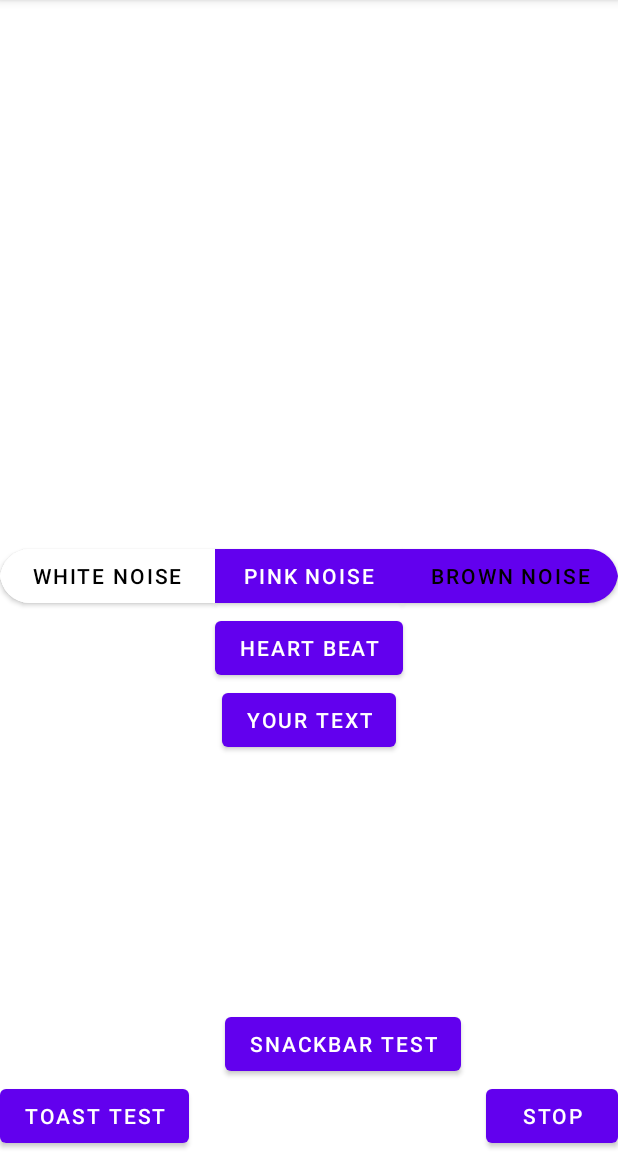
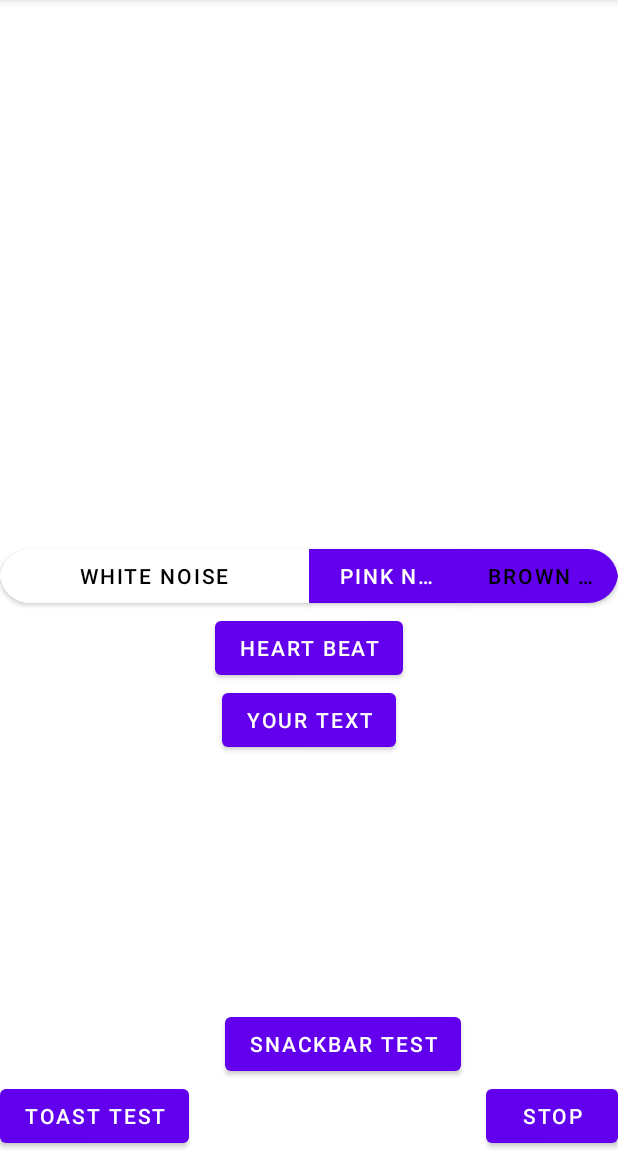
Before and after one commit to Haldyoso/CalPar, an Android app: the screen it shows after launch (MainActivity), after a tap on "STOP", on a phone screen of 412 x 824 dp, the part 84-1236 px from its top. Run offline under Robolectric (Android 15) with nearby library versions, the light colour scheme and no system bars.

Commit message:
in progress - after consultation

```diff
--- a/app/src/main/java/com/maha/calpar/MainActivity.kt
+++ b/app/src/main/java/com/maha/calpar/MainActivity.kt
@@ -10,23 +10,34 @@ import android.view.View
 import android.widget.FrameLayout
 import android.widget.Toast
 import androidx.appcompat.app.AppCompatActivity
-import androidx.appcompat.widget.ActionBarContextView
 import androidx.constraintlayout.widget.ConstraintLayout
 import com.google.android.material.snackbar.Snackbar
-import com.google.android.material.snackbar.Snackbar.make
 import kotlinx.android.synthetic.main.activity_main.*
 
 
 class MainActivity : AppCompatActivity() {
 
 
-    private var soundPool: SoundPool? = null
+    private val soundPool: SoundPool by lazy {
+        if (Build.VERSION.SDK_INT >= Build.VERSION_CODES.LOLLIPOP) {
+            val audioAttributes = AudioAttributes.Builder()
+                .setUsage(AudioAttributes.USAGE_ASSISTANCE_SONIFICATION)
+                .setContentType(AudioAttributes.CONTENT_TYPE_SONIFICATION)
+                .build()
+            SoundPool.Builder()
+                .setMaxStreams(1)
+                .setAudioAttributes(audioAttributes)
+                .build()
+        } else {
+            SoundPool(1, AudioManager.STREAM_MUSIC, 0)
+        }
+    }
+
     private var sound1 = 0
     private var sound2 = 0
     private var sound3 = 0
     private var sound4 = 0
     private var sound3StreamId = 0
-
 
 
     override fun onCreate(savedInstanceState: Bundle?) {
@@ -46,46 +57,36 @@ class MainActivity : AppCompatActivity() {
 //        }
 
 
-        soundPool = if (Build.VERSION.SDK_INT >= Build.VERSION_CODES.LOLLIPOP) {
-            val audioAttributes = AudioAttributes.Builder()
-                .setUsage(AudioAttributes.USAGE_ASSISTANCE_SONIFICATION)
-                .setContentType(AudioAttributes.CONTENT_TYPE_SONIFICATION)
-                .build()
-            SoundPool.Builder()
-                .setMaxStreams(1)
-                .setAudioAttributes(audioAttributes)
-                .build()
-        } else {
-            SoundPool(1, AudioManager.STREAM_MUSIC, 0)
+        sound1 = soundPool.load(this, R.raw.snd_white_noise_01, 1)
+        sound2 = soundPool.load(this, R.raw.snd_pink_noise_01, 1)
+        sound3 = soundPool.load(this, R.raw.snd_heart_beat_01, 1)
+        sound4 = soundPool.load(this, R.raw.snd_brown_noise_01, 1)
+
+        btnStop.setOnClickListener {
+            stopSounds()
         }
-
-        sound1 = soundPool!!.load(this, R.raw.snd_white_noise_01, 1)
-        sound2 = soundPool!!.load(this, R.raw.snd_pink_noise_01, 1)
-        sound3 = soundPool!!.load(this, R.raw.snd_heart_beat_01, 1)
-        sound4 = soundPool!!.load(this, R.raw.snd_brown_noise_01, 1)
-
-
 
         toggleButtonGroup.addOnButtonCheckedListener { toggleButtonGroup, checkedId, isChecked ->
 
+            stopSounds()
             if (isChecked) {
-                when (checkedId) {
+                sound3StreamId = when (checkedId) {
                     R.id.btnWhiteNoise -> {
-
-                        sound3StreamId = soundPool!!.play(sound2, 1f, 1f, 0, -1, 1f)
                         showToast("White toast")
+                        soundPool.play(sound2, 1f, 1f, 0, -1, 1f)
                     }
 
                     R.id.btnPinkNoise -> {
-                        stopSounds(v = View(this))
-                        sound3StreamId = soundPool!!.play(sound3, 1f, 1f, 0, -1, 1f)
                         showToast("Pink toast.")
+                        soundPool.play(sound3, 1f, 1f, 0, -1, 1f)
                     }
 
                     R.id.btnBrownNoise -> {
-                        sound3StreamId = soundPool!!.play(sound4, 1f, 1f, 0, -1, 1f)
                         loadSnack("2")
-
+                        soundPool.play(sound4, 1f, 1f, 0, -1, 1f)
+                    }
+                    else -> {
+                        error("Unknown noise")
                     }
                 }
             } else {
@@ -97,38 +98,24 @@ class MainActivity : AppCompatActivity() {
 
     }
 
+    private fun stopSounds() {
+        soundPool.stop(sound3StreamId)
+    }
 
-
-
-
-    private fun stopSounds(v: View) {
-
-//        btnDefaultDesign(v)
-        soundPool?.stop(sound3StreamId)
-    }
 
     fun showToast(str: String) {
         Toast.makeText(this, str, Toast.LENGTH_SHORT).show()
     }
 
 
+    private fun loadSnack(str: String) {
 
 
-
-    fun loadSnack(str: String) {
-
-//        var snackText = "NEED TO FIGURE IT OUT, HOW TO CHANGE ACCORDING TO CLICKED BUTTON"
-
-        val snackbar = make(ConstraintLayout(this), str, 1500)
-
-
-        val view: View = snackbar.view
-        val params = view.layoutParams as FrameLayout.LayoutParams
-        params.gravity = Gravity.TOP
-        view.layoutParams = params
-
-
-                snackbar.show()
+        Snackbar.make(root, str, 1500)
+            .apply {
+                (view.layoutParams as FrameLayout.LayoutParams).gravity = Gravity.TOP
+            }
+            .show()
     }
 
 
@@ -145,8 +132,4 @@ class MainActivity : AppCompatActivity() {
 //    }
 
 
-
-
-
-
 }
--- a/app/src/main/res/layout/activity_main.xml
+++ b/app/src/main/res/layout/activity_main.xml
@@ -3,6 +3,7 @@
     xmlns:app="http://schemas.android.com/apk/res-auto"
     xmlns:tools="http://schemas.android.com/tools"
     android:layout_width="match_parent"
+    android:id="@+id/root"
     android:layout_height="match_parent"
     tools:context=".MainActivity">
 
@@ -18,9 +19,9 @@
 
         <Button
             android:id="@+id/btnWhiteNoise"
-            android:layout_width="wrap_content"
+            android:layout_width="0dp"
             android:layout_height="wrap_content"
-            android:layout_weight="02"
+            android:layout_weight="2"
 
             android:backgroundTint="@color/button_background_color"
             android:text="@string/white_noise"
@@ -32,7 +33,7 @@
         <Button
             android:id="@+id/btnPinkNoise"
 
-            android:layout_width="wrap_content"
+            android:layout_width="0dp"
             android:layout_height="wrap_content"
 
             android:layout_weight="1"
@@ -42,7 +43,7 @@
 
         <Button
             android:id="@+id/btnBrownNoise"
-            android:layout_width="wrap_content"
+            android:layout_width="0dp"
             android:layout_height="wrap_content"
             android:layout_weight="1"
             android:textColor="@color/black"
@@ -78,7 +79,6 @@
         android:id="@+id/btnStop"
         android:layout_width="wrap_content"
         android:layout_height="wrap_content"
-        android:onClick="stopSounds"
         android:text="@string/stop"
         app:layout_constraintBottom_toBottomOf="parent"
         app:layout_constraintEnd_toEndOf="parent"
```
